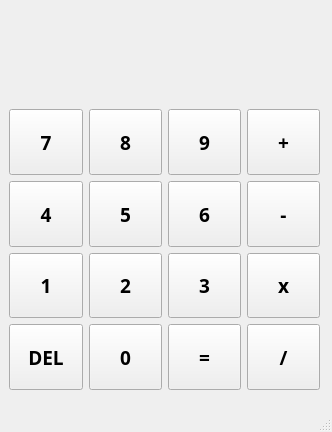
The window that semana-11/calculadora/calculadora-basic.ui (Nicole-Palomino/ed-ipae-pi) describes before a commit, drawn with Qt 5.
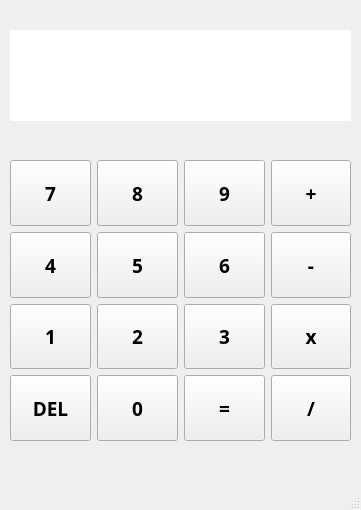
The same window after the commit.

```diff
--- a/semana-11/calculadora/calculadora-basic.ui
+++ b/semana-11/calculadora/calculadora-basic.ui
@@ -6,8 +6,8 @@
    <rect>
     <x>0</x>
     <y>0</y>
-    <width>332</width>
-    <height>432</height>
+    <width>361</width>
+    <height>510</height>
    </rect>
   </property>
   <property name="windowTitle">
@@ -17,9 +17,9 @@
    <widget class="QWidget" name="gridLayoutWidget">
     <property name="geometry">
      <rect>
-      <x>9</x>
-      <y>109</y>
-      <width>311</width>
+      <x>10</x>
+      <y>160</y>
+      <width>341</width>
       <height>281</height>
      </rect>
     </property>
@@ -79,6 +79,7 @@
          <family>Candara</family>
          <pointsize>14</pointsize>
          <weight>75</weight>
+         <italic>false</italic>
          <bold>true</bold>
         </font>
        </property>
@@ -362,6 +363,33 @@
      </item>
     </layout>
    </widget>
+   <widget class="QLabel" name="valor">
+    <property name="geometry">
+     <rect>
+      <x>10</x>
+      <y>30</y>
+      <width>341</width>
+      <height>91</height>
+     </rect>
+    </property>
+    <property name="toolTip">
+     <string>&lt;html&gt;&lt;head/&gt;&lt;body&gt;&lt;p align=&quot;right&quot;&gt;&lt;br/&gt;asdasd&lt;/p&gt;&lt;/body&gt;&lt;/html&gt;</string>
+    </property>
+    <property name="styleSheet">
+     <string notr="true">
+font: 75 16pt &quot;MS Shell Dlg 2&quot;;
+background-color: rgb(255, 255, 255);</string>
+    </property>
+    <property name="text">
+     <string/>
+    </property>
+    <property name="alignment">
+     <set>Qt::AlignRight|Qt::AlignTrailing|Qt::AlignVCenter</set>
+    </property>
+    <property name="margin">
+     <number>40</number>
+    </property>
+   </widget>
   </widget>
   <widget class="QMenuBar" name="menubar">
    <property name="geometry">
```
Left out of the diff: 171 changed lines with no effect on the pictures.
